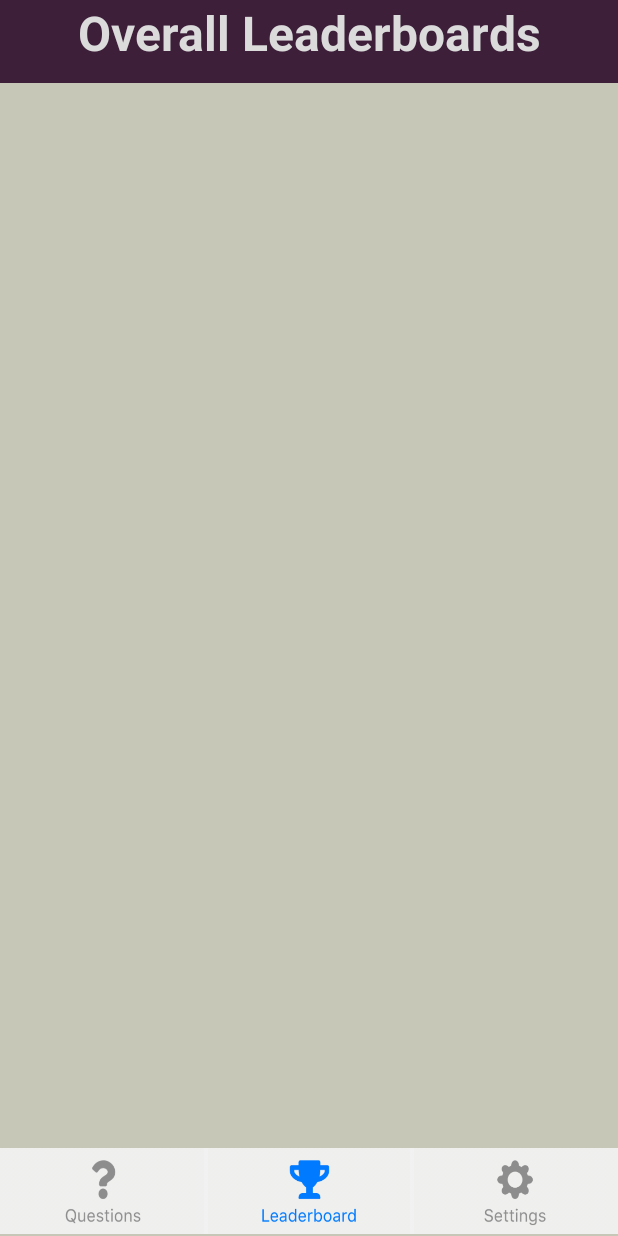
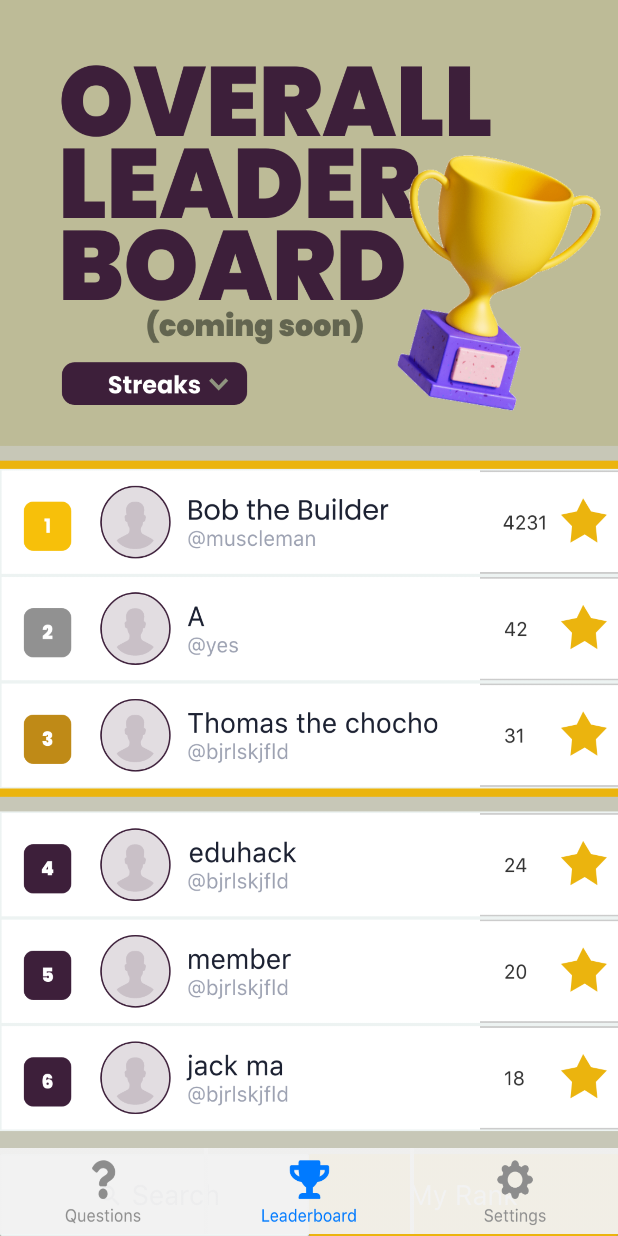
Before and after one commit to catherinepaopao/the-grind, an Android app: the GamePage screen opened directly, with no data from a screen before it, after a tap on an icon or button, on a phone screen of 412 x 824 dp. Run offline under Robolectric (Android 15) with nearby library versions, the light colour scheme and no system bars.

Commit message:
leaderboard mock

```diff
--- a/app/src/main/java/com/idk/thegrind/GamePage.java
+++ b/app/src/main/java/com/idk/thegrind/GamePage.java
@@ -11,6 +11,7 @@ import android.view.Window;
 import android.widget.Button;
 import android.widget.CompoundButton;
 import android.widget.ImageButton;
+import android.widget.ImageView;
 import android.widget.Switch;
 import android.widget.TextView;
 
@@ -40,6 +41,7 @@ public class GamePage extends AppCompatActivity implements PlaySound{
     Button subjectSettings;
     Switch sfxSettings;
     TextView generalSettings;
+    ImageView leaderboardMock;
 
     @Override
     protected void onCreate(Bundle savedInstanceState) {
@@ -59,6 +61,7 @@ public class GamePage extends AppCompatActivity implements PlaySound{
         subjectSettings = findViewById(R.id.subjects_button);
         sfxSettings = findViewById(R.id.sfx_switch);
         generalSettings = findViewById(R.id.general);
+        leaderboardMock = findViewById(R.id.lb_mock);
 
         /* SharedPreferences.Editor edit = prefs.edit();
         edit.putString("game_status", Conversions.convertArrayToString(GameData.eligible)); // UNCOMMENT THIS TO RESET ELEGIBILITY TO DEFAULT STATE
@@ -209,10 +212,11 @@ public class GamePage extends AppCompatActivity implements PlaySound{
 
     public void hideLeaderboard(){
         leaderboardButton.setImageResource(R.drawable.leaderboard2);
+        leaderboardMock.setVisibility(View.GONE);
     }
 
     public void showLeaderboard(){
-
+        leaderboardMock.setVisibility(View.VISIBLE);
     }
 
     @Override
--- a/app/src/main/res/layout/game_page.xml
+++ b/app/src/main/res/layout/game_page.xml
@@ -31,8 +31,11 @@
         app:layout_constraintStart_toStartOf="parent"
         app:layout_constraintTop_toBottomOf="@+id/title" />
 
-    <include layout="@layout/switch_buttons"/>
+    <include layout="@layout/leaderboard_mock"/>
 
     <include layout="@layout/settings_elements"/>
 
+    <include layout="@layout/switch_buttons"/>
+
+
 </androidx.constraintlayout.widget.ConstraintLayout>
--- /dev/null
+++ b/app/src/main/res/layout/leaderboard_mock.xml
@@ -0,0 +1,18 @@
+<?xml version="1.0" encoding="utf-8"?>
+<androidx.constraintlayout.widget.ConstraintLayout xmlns:android="http://schemas.android.com/apk/res/android"
+    xmlns:app="http://schemas.android.com/apk/res-auto"
+    xmlns:tools="http://schemas.android.com/tools"
+    android:layout_width="match_parent"
+    android:layout_height="match_parent">
+
+    <ImageView
+        android:id="@+id/lb_mock"
+        android:layout_width="match_parent"
+        android:layout_height="match_parent"
+        android:scaleType="fitXY"
+        app:layout_constraintBottom_toBottomOf="parent"
+        app:layout_constraintEnd_toEndOf="parent"
+        app:layout_constraintStart_toStartOf="parent"
+        app:layout_constraintTop_toTopOf="parent"
+        app:srcCompat="@drawable/overallboardneww" />
+</androidx.constraintlayout.widget.ConstraintLayout>
```
Also changed, not shown: app/src/main/res/drawable-v24/overallboard.png (added), app/src/main/res/drawable-v24/overallboardnew.png (added), app/src/main/res/drawable-v24/overallboardneww.png (added).
